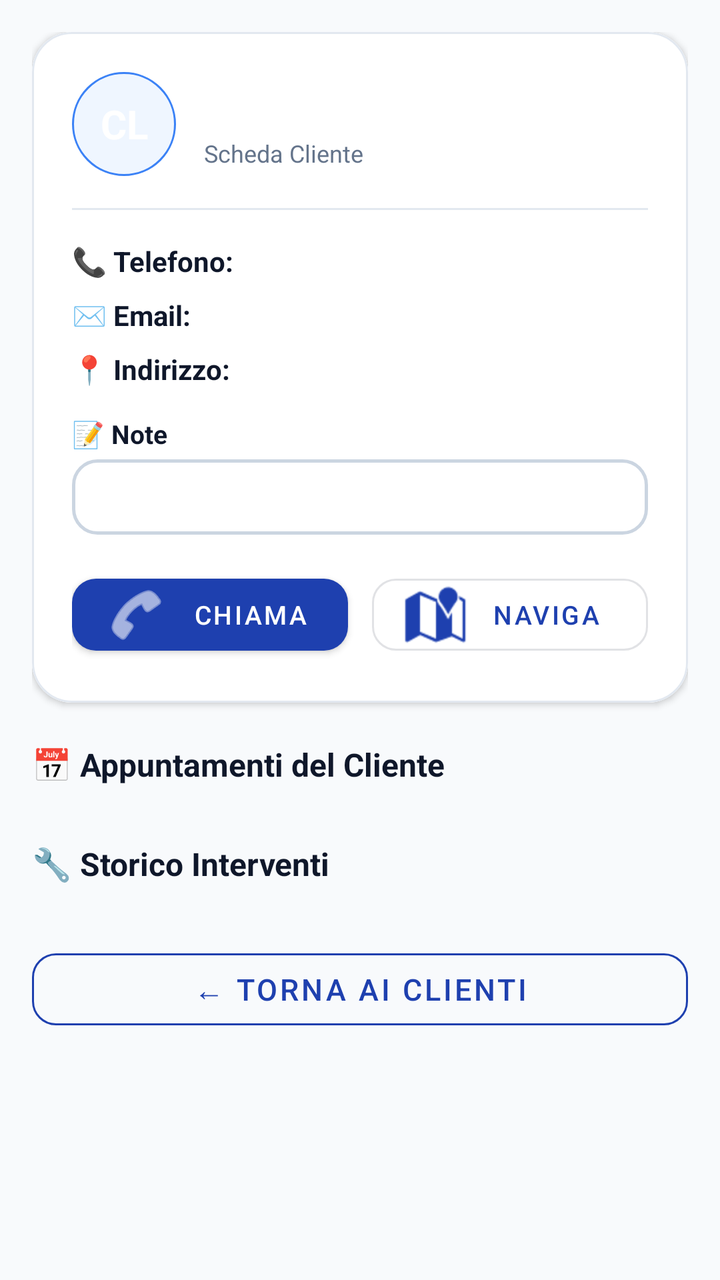
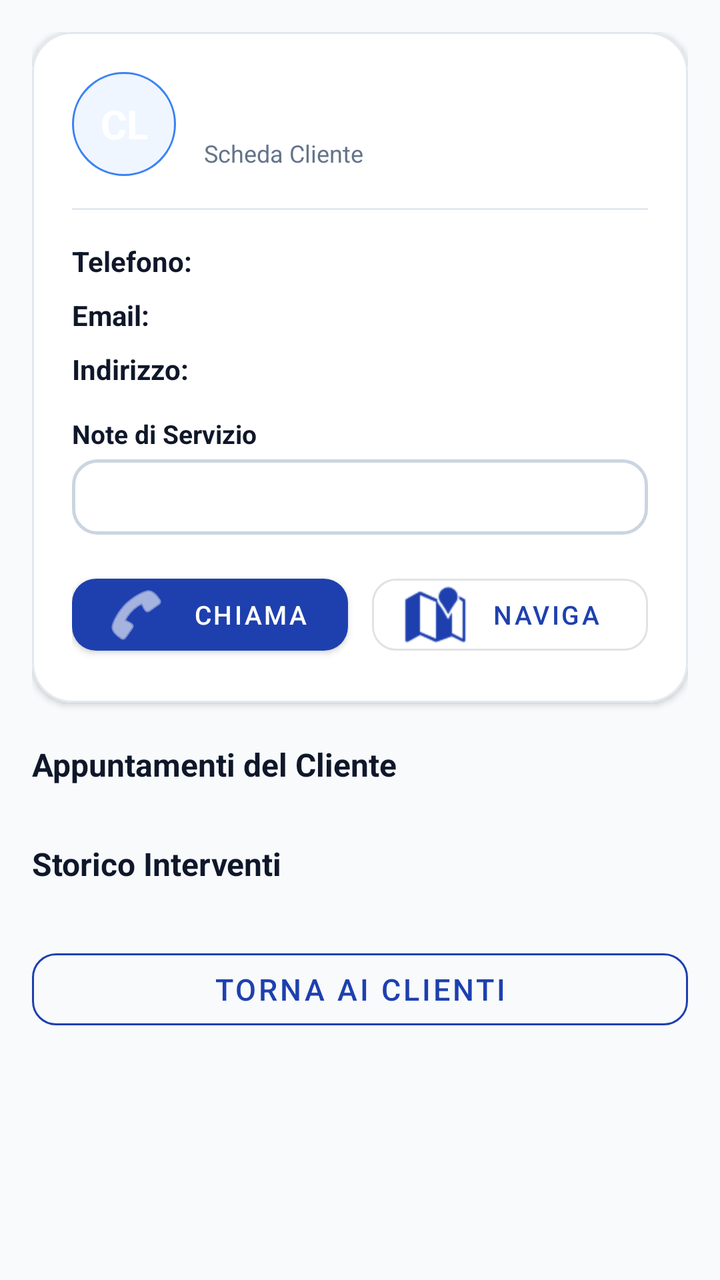

Before-and-after screenshots of an Android layout around one commit, followed by the original layout XML and the change that was made.
<!-- AndroidManifest.xml: application theme Theme.TechInterventionApp -->
<!-- res/layout/fragment_client_detail.xml -->
<?xml version="1.0" encoding="utf-8"?>
<ScrollView
    xmlns:android="http://schemas.android.com/apk/res/android"
    xmlns:app="http://schemas.android.com/apk/res-auto"
    android:layout_width="match_parent"
    android:layout_height="match_parent"
    android:fillViewport="true"
    android:background="@color/background">

    <LinearLayout
        android:layout_width="match_parent"
        android:layout_height="wrap_content"
        android:orientation="vertical"
        android:padding="16dp">

        
        <com.google.android.material.card.MaterialCardView
            android:layout_width="match_parent"
            android:layout_height="wrap_content"
            app:cardCornerRadius="20dp"
            app:cardElevation="2dp"
            app:strokeColor="@color/border_subtle"
            app:strokeWidth="1dp">

            <LinearLayout
                android:layout_width="match_parent"
                android:layout_height="wrap_content"
                android:background="@color/surface"
                android:orientation="vertical"
                android:padding="20dp">

                <LinearLayout
                    android:layout_width="match_parent"
                    android:layout_height="wrap_content"
                    android:orientation="horizontal"
                    android:gravity="center_vertical">

                    <TextView
                        android:id="@+id/tv_avatar"
                        android:layout_width="52dp"
                        android:layout_height="52dp"
                        android:background="@drawable/bg_client_avatar"
                        android:gravity="center"
                        android:text="CL"
                        android:textColor="@color/white"
                        android:textStyle="bold"
                        android:textSize="20sp" />

                    <LinearLayout
                        android:layout_width="0dp"
                        android:layout_height="wrap_content"
                        android:layout_weight="1"
                        android:orientation="vertical"
                        android:layout_marginStart="14dp">

                        <TextView
                            android:id="@+id/tv_client_name"
                            android:layout_width="wrap_content"
                            android:layout_height="wrap_content"
                            android:textSize="20sp"
                            android:textStyle="bold"
                            android:textColor="@color/text_primary" />

                        <TextView
                            android:layout_width="wrap_content"
                            android:layout_height="wrap_content"
                            android:text="Scheda Cliente"
                            android:textSize="12sp"
                            android:textColor="@color/text_muted"
                            android:layout_marginTop="2dp" />
                    </LinearLayout>
                </LinearLayout>

                <View
                    android:layout_width="match_parent"
                    android:layout_height="1dp"
                    android:background="@color/border_subtle"
                    android:layout_marginVertical="16dp" />

                
                <LinearLayout
                    android:layout_width="match_parent"
                    android:layout_height="wrap_content"
                    android:orientation="horizontal"
                    android:gravity="center_vertical">

                    <TextView
                        android:layout_width="wrap_content"
                        android:layout_height="wrap_content"
                        android:text="📞 Telefono:"
                        android:textSize="14sp"
                        android:textStyle="bold"
                        android:textColor="@color/text_primary" />

                    <TextView
                        android:id="@+id/tv_client_phone"
                        android:layout_width="wrap_content"
                        android:layout_height="wrap_content"
                        android:layout_marginStart="8dp"
                        android:textSize="14sp"
                        android:textStyle="bold"
                        android:textColor="@color/primary" />
                </LinearLayout>

                
                <LinearLayout
                    android:layout_width="match_parent"
                    android:layout_height="wrap_content"
                    android:orientation="horizontal"
                    android:gravity="center_vertical"
                    android:layout_marginTop="8dp">

                    <TextView
                        android:layout_width="wrap_content"
                        android:layout_height="wrap_content"
                        android:text="✉️ Email:"
                        android:textSize="14sp"
                        android:textStyle="bold"
                        android:textColor="@color/text_primary" />

                    <TextView
                        android:id="@+id/tv_client_email"
                        android:layout_width="wrap_content"
                        android:layout_height="wrap_content"
                        android:layout_marginStart="8dp"
                        android:textSize="14sp"
                        android:textColor="@color/text_secondary" />
                </LinearLayout>

                
                <LinearLayout
                    android:layout_width="match_parent"
                    android:layout_height="wrap_content"
                    android:orientation="horizontal"
                    android:gravity="center_vertical"
                    android:layout_marginTop="8dp">

                    <TextView
                        android:layout_width="wrap_content"
                        android:layout_height="wrap_content"
                        android:text="📍 Indirizzo:"
                        android:textSize="14sp"
                        android:textStyle="bold"
                        android:textColor="@color/text_primary" />

                    <TextView
                        android:id="@+id/tv_client_address"
                        android:layout_width="wrap_content"
                        android:layout_height="wrap_content"
                        android:layout_marginStart="8dp"
                        android:textSize="14sp"
                        android:textColor="@color/text_secondary" />
                </LinearLayout>

                
                <TextView
                    android:layout_width="match_parent"
                    android:layout_height="wrap_content"
                    android:layout_marginTop="14dp"
                    android:text="📝 Note"
                    android:textStyle="bold"
                    android:textSize="13sp"
                    android:textColor="@color/text_primary" />

                <TextView
                    android:id="@+id/tv_client_notes"
                    android:layout_width="match_parent"
                    android:layout_height="wrap_content"
                    android:layout_marginTop="4dp"
                    android:padding="10dp"
                    android:background="@drawable/spinner_background"
                    android:textColor="@color/text_secondary"
                    android:textSize="13sp" />

                
                <LinearLayout
                    android:layout_width="match_parent"
                    android:layout_height="wrap_content"
                    android:orientation="horizontal"
                    android:layout_marginTop="16dp">

                    <com.google.android.material.button.MaterialButton
                        android:id="@+id/btn_call_client"
                        android:layout_width="0dp"
                        android:layout_height="48dp"
                        android:layout_weight="1"
                        android:text="Chiama"
                        android:textSize="13sp"
                        app:icon="@android:drawable/ic_menu_call"
                        app:cornerRadius="12dp"
                        android:layout_marginEnd="6dp" />

                    <com.google.android.material.button.MaterialButton
                        android:id="@+id/btn_map_client"
                        style="@style/Widget.MaterialComponents.Button.OutlinedButton"
                        android:layout_width="0dp"
                        android:layout_height="48dp"
                        android:layout_weight="1"
                        android:text="Naviga"
                        android:textSize="13sp"
                        app:icon="@android:drawable/ic_dialog_map"
                        app:cornerRadius="12dp"
                        android:layout_marginStart="6dp" />
                </LinearLayout>
            </LinearLayout>
        </com.google.android.material.card.MaterialCardView>

        
        <TextView
            android:layout_width="match_parent"
            android:layout_height="wrap_content"
            android:text="📅 Appuntamenti del Cliente"
            android:textSize="16sp"
            android:textStyle="bold"
            android:textColor="@color/text_primary"
            android:layout_marginTop="20dp"
            android:layout_marginBottom="8dp" />

        <androidx.recyclerview.widget.RecyclerView
            android:id="@+id/rv_client_appointments"
            android:layout_width="match_parent"
            android:layout_height="wrap_content"
            android:nestedScrollingEnabled="false"
            app:layoutManager="androidx.recyclerview.widget.LinearLayoutManager" />

        
        <TextView
            android:layout_width="match_parent"
            android:layout_height="wrap_content"
            android:text="🔧 Storico Interventi"
            android:textSize="16sp"
            android:textStyle="bold"
            android:textColor="@color/text_primary"
            android:layout_marginTop="20dp"
            android:layout_marginBottom="8dp" />

        <androidx.recyclerview.widget.RecyclerView
            android:id="@+id/rv_client_interventions"
            android:layout_width="match_parent"
            android:layout_height="wrap_content"
            android:nestedScrollingEnabled="false"
            app:layoutManager="androidx.recyclerview.widget.LinearLayoutManager" />

        <com.google.android.material.button.MaterialButton
            android:id="@+id/btn_back"
            style="@style/Widget.MaterialComponents.Button.OutlinedButton"
            android:layout_width="match_parent"
            android:layout_height="wrap_content"
            android:text="← Torna ai Clienti"
            android:textColor="@color/primary"
            android:textSize="15sp"
            app:strokeColor="@color/primary"
            app:cornerRadius="12dp"
            android:layout_marginTop="20dp"
            android:layout_marginBottom="24dp" />

    </LinearLayout>
</ScrollView>
<!-- resources referenced by this layout -->
<resources>
  <color name="background">#F8FAFC</color>
  <color name="border_subtle">#E2E8F0</color>
  <color name="primary">#1E40AF</color>
  <color name="surface">#FFFFFF</color>
  <color name="text_muted">#64748B</color>
  <color name="text_primary">#0F172A</color>
  <color name="text_secondary">#334155</color>
  <color name="white">#FFFFFF</color>
  <!-- drawable bg_client_avatar (drawable) -->
  <?xml version="1.0" encoding="utf-8"?>
  <shape xmlns:android="http://schemas.android.com/apk/res/android"
      android:shape="oval">
      <solid android:color="@color/primary_subtle" />
      <stroke
          android:width="1dp"
          android:color="@color/primary_light" />
  </shape>
  <!-- drawable spinner_background (drawable) -->
  <?xml version="1.0" encoding="utf-8"?>
  <shape xmlns:android="http://schemas.android.com/apk/res/android"
      android:shape="rectangle">
      <stroke
          android:width="1.5dp"
          android:color="@color/border_strong" />
      <corners android:radius="12dp" />
      <solid android:color="@color/surface" />
      <padding
          android:left="14dp"
          android:right="14dp"
          android:top="8dp"
          android:bottom="8dp" />
  </shape>
  <style name="Theme.TechInterventionApp" parent="Theme.MaterialComponents.Light.NoActionBar">
          
          <item name="colorPrimary">@color/primary</item>
          <item name="colorPrimaryVariant">@color/primary_variant</item>
          <item name="colorOnPrimary">@color/white</item>
          <item name="colorSecondary">@color/secondary</item>
          <item name="colorSecondaryVariant">@color/secondary_variant</item>
          <item name="colorOnSecondary">@color/white</item>
          <item name="colorError">@color/error</item>
  
          
          <item name="android:colorBackground">@color/background</item>
          <item name="colorSurface">@color/surface</item>
          <item name="colorOnSurface">@color/text_primary</item>
  
          
          <item name="android:textColor">@color/text_primary</item>
          <item name="android:textColorPrimary">@color/text_primary</item>
          <item name="android:textColorSecondary">@color/text_secondary</item>
          <item name="android:textColorHint">@color/text_muted</item>
  
          
          <item name="android:statusBarColor">@color/background</item>
          <item name="android:windowLightStatusBar">true</item>
          <item name="android:navigationBarColor">@color/surface</item>
          <item name="android:windowLightNavigationBar">true</item>
  
          
          <item name="textInputStyle">@style/Widget.App.TextInputLayout</item>
      </style>
  <color name="primary_subtle">#EFF6FF</color>
  <color name="primary_light">#3B82F6</color>
  <color name="border_strong">#CBD5E1</color>
  <color name="primary_variant">#172554</color>
  <color name="secondary">#D97706</color>
  <color name="secondary_variant">#B45309</color>
  <color name="error">#DC2626</color>
  <style name="Widget.App.TextInputLayout" parent="Widget.MaterialComponents.TextInputLayout.OutlinedBox">
          <item name="boxStrokeColor">@color/primary</item>
          <item name="boxStrokeWidth">1.5dp</item>
          <item name="boxCornerRadiusTopStart">12dp</item>
          <item name="boxCornerRadiusTopEnd">12dp</item>
          <item name="boxCornerRadiusBottomStart">12dp</item>
          <item name="boxCornerRadiusBottomEnd">12dp</item>
          <item name="hintTextColor">@color/primary</item>
          <item name="android:textColorHint">@color/text_muted</item>
      </style>
</resources>

<!-- the commit's change to res/layout/fragment_client_detail.xml (unified diff, before → after) -->
@@ -87,7 +87,7 @@
                     <TextView
                         android:layout_width="wrap_content"
                         android:layout_height="wrap_content"
-                        android:text="📞 Telefono:"
+                        android:text="Telefono:"
                         android:textSize="14sp"
                         android:textStyle="bold"
                         android:textColor="@color/text_primary" />
@@ -113,7 +113,7 @@
                     <TextView
                         android:layout_width="wrap_content"
                         android:layout_height="wrap_content"
-                        android:text="✉️ Email:"
+                        android:text="Email:"
                         android:textSize="14sp"
                         android:textStyle="bold"
                         android:textColor="@color/text_primary" />
@@ -138,7 +138,7 @@
                     <TextView
                         android:layout_width="wrap_content"
                         android:layout_height="wrap_content"
-                        android:text="📍 Indirizzo:"
+                        android:text="Indirizzo:"
                         android:textSize="14sp"
                         android:textStyle="bold"
                         android:textColor="@color/text_primary" />
@@ -157,7 +157,7 @@
                     android:layout_width="match_parent"
                     android:layout_height="wrap_content"
                     android:layout_marginTop="14dp"
-                    android:text="📝 Note"
+                    android:text="Note di Servizio"
                     android:textStyle="bold"
                     android:textSize="13sp"
                     android:textColor="@color/text_primary" />
@@ -209,7 +209,7 @@
         <TextView
             android:layout_width="match_parent"
             android:layout_height="wrap_content"
-            android:text="📅 Appuntamenti del Cliente"
+            android:text="Appuntamenti del Cliente"
             android:textSize="16sp"
             android:textStyle="bold"
             android:textColor="@color/text_primary"
@@ -227,7 +227,7 @@
         <TextView
             android:layout_width="match_parent"
             android:layout_height="wrap_content"
-            android:text="🔧 Storico Interventi"
+            android:text="Storico Interventi"
             android:textSize="16sp"
             android:textStyle="bold"
             android:textColor="@color/text_primary"
@@ -246,7 +246,7 @@
             style="@style/Widget.MaterialComponents.Button.OutlinedButton"
             android:layout_width="match_parent"
             android:layout_height="wrap_content"
-            android:text="← Torna ai Clienti"
+            android:text="Torna ai Clienti"
             android:textColor="@color/primary"
             android:textSize="15sp"
             app:strokeColor="@color/primary"
